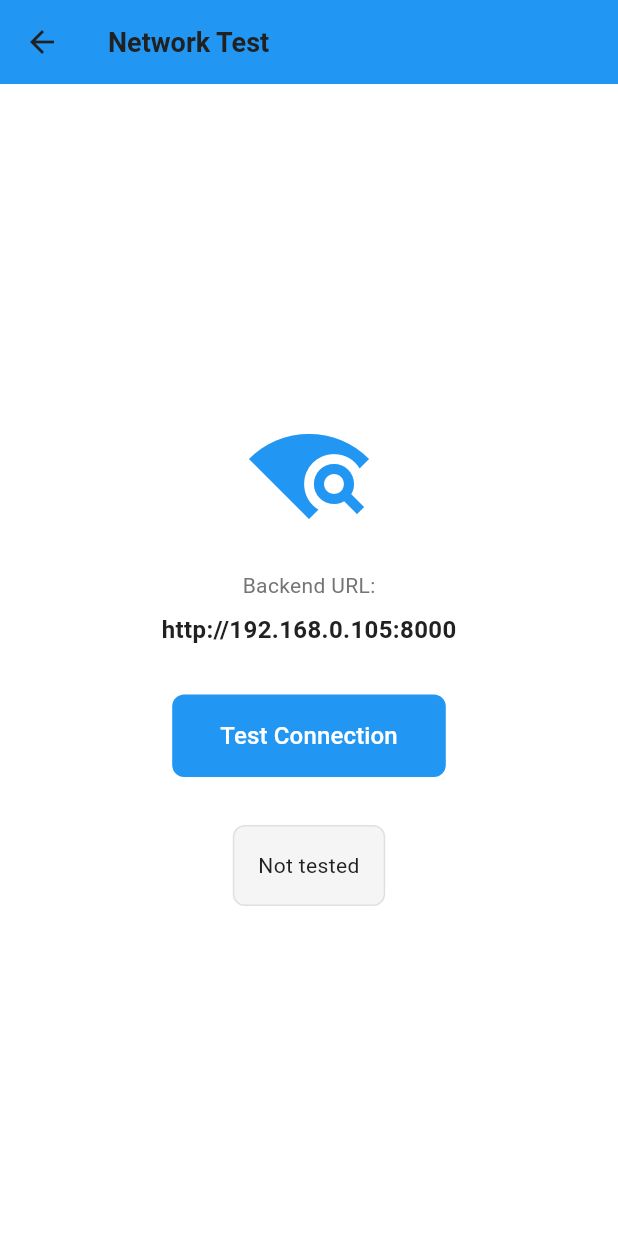
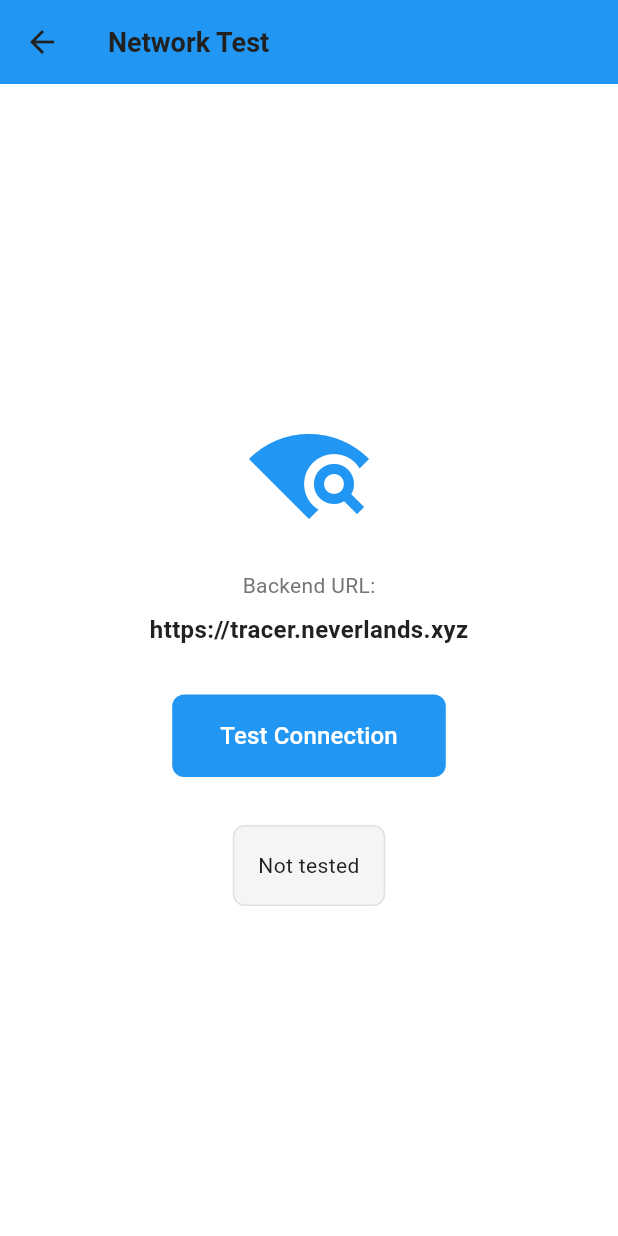
Before and after one commit to Fath10/tracerstudyitkmobile_kelompok8, a Flutter app: the screen it shows after launch, after a tap on "Login", after a tap on "Test Network Connection", on a phone screen of 412 x 824 dp. Run offline on Flutter 3.47's test engine with Material 3 defaults, Android fonts, the phone set to English and light mode, and no system bars; our stand-ins replace shared_preferences; accounts and stored records are empty; network calls fail.

Commit message:
integrasi ke backend server neverland

```diff
--- a/lib/config/api_config.dart
+++ b/lib/config/api_config.dart
@@ -1,3 +1,5 @@
+import 'dart:io' show Platform;
+
 import 'package:flutter/foundation.dart';
 
 import '../services/network_discovery.dart';
@@ -9,18 +11,25 @@ class ApiConfig {
 
   /// Set this to true for production deployment
   /// Set to false for local development
-  static const bool isProduction = false;
+  static const bool isProduction = true;
 
-  /// Your production backend URL (ngrok, Heroku, AWS, etc.)
-  /// Example: 'https://your-app.ngrok-free.app'
-  /// Example: 'https://your-app.herokuapp.com'
-  /// Example: 'https://api.yourdomain.com'
-  static const String productionUrl = 'https://your-backend-url.ngrok-free.app';
+  /// Production backend URL - Tracer Study ITK Server
+  static const String productionUrl = 'https://tracer.neverlands.xyz';
 
-  /// Local development fallback (when auto-discovery fails)
-  /// Use 10.0.2.2 for Android emulator (refers to host machine's localhost)
-  /// Use 127.0.0.1 for web/desktop development
-  static const String developmentFallback = 'http://127.0.0.1:8000';
+  /// Local development URLs
+  /// Android Emulator: Use 10.0.2.2 (refers to host machine's localhost)
+  /// iOS Simulator: Use localhost or 127.0.0.1
+  /// Physical Device: Use computer's local IP address
+  static String get developmentFallback {
+    if (kIsWeb) return 'http://localhost:4101';
+    try {
+      if (Platform.isAndroid) return 'http://10.0.2.2:4101';
+      if (Platform.isIOS) return 'http://localhost:4101';
+    } catch (e) {
+      // Platform not available (web)
+    }
+    return 'http://localhost:4101';
+  }
 
   // ============================================================================
 
@@ -80,7 +89,9 @@ class ApiConfig {
       }
 
       // Discovery failed, use fallback
-      debugPrint('⚠️ Auto-discovery failed, using fallback: $developmentFallback');
+      debugPrint(
+        '⚠️ Auto-discovery failed, using fallback: $developmentFallback',
+      );
       _discoveredBaseUrl = developmentFallback;
       return developmentFallback;
     } catch (e) {
@@ -132,7 +143,8 @@ class ApiConfig {
   static String surveyDetail(int id) => '/api/surveys/$id/';
 
   // Section endpoints
-  static String surveySections(int surveyId) => '/api/surveys/$surveyId/sections/';
+  static String surveySections(int surveyId) =>
+      '/api/surveys/$surveyId/sections/';
   static String sectionDetail(int surveyId, int sectionId) =>
       '/api/surveys/$surveyId/sections/$sectionId/';
 
@@ -145,18 +157,31 @@ class ApiConfig {
   // Program-specific question endpoints
   static String programSpecificQuestions(int surveyId, int programStudyId) =>
       '/api/surveys/$surveyId/programs/$programStudyId/questions/';
-  static String programSpecificQuestionDetail(int surveyId, int programStudyId, int questionId) =>
-      '/api/surveys/$surveyId/programs/$programStudyId/questions/$questionId/';
+  static String programSpecificQuestionDetail(
+    int surveyId,
+    int programStudyId,
+    int questionId,
+  ) => '/api/surveys/$surveyId/programs/$programStudyId/questions/$questionId/';
 
   // Answer endpoints
-  static String surveyAnswers(int surveyId) => '/api/surveys/$surveyId/answers/';
+  static String surveyAnswers(int surveyId) =>
+      '/api/surveys/$surveyId/answers/';
   static String answerDetail(int surveyId, int answerId) =>
       '/api/surveys/$surveyId/answers/$answerId/';
-  static String answersByQuestion(int surveyId, int sectionId, int questionId) =>
+  static String answersByQuestion(
+    int surveyId,
+    int sectionId,
+    int questionId,
+  ) =>
       '/api/surveys/$surveyId/sections/$sectionId/questions/$questionId/answers/';
-  static String answersByProgramQuestion(int surveyId, int programStudyId, int questionId) =>
+  static String answersByProgramQuestion(
+    int surveyId,
+    int programStudyId,
+    int questionId,
+  ) =>
       '/api/surveys/$surveyId/programs/$programStudyId/questions/$questionId/answers/';
-  static String surveyAnswersBulk(int surveyId) => '/api/surveys/$surveyId/answers/bulk/';
+  static String surveyAnswersBulk(int surveyId) =>
+      '/api/surveys/$surveyId/answers/bulk/';
 
   // Faculty endpoints
   static const String faculties = '/api/unit/faculties/';
--- a/lib/utils/pages/network_test_page.dart
+++ b/lib/utils/pages/network_test_page.dart
@@ -1,6 +1,9 @@
+import 'dart:convert';
+
 import 'package:flutter/material.dart';
 import 'package:http/http.dart' as http;
-import 'dart:convert';
+
+import '../../config/api_config.dart';
 
 class NetworkTestPage extends StatefulWidget {
   const NetworkTestPage({super.key});
@@ -12,7 +15,20 @@ class NetworkTestPage extends StatefulWidget {
 class _NetworkTestPageState extends State<NetworkTestPage> {
   String _status = 'Not tested';
   bool _isTesting = false;
-  final String _backendUrl = 'http://192.168.0.105:8000';
+  String _backendUrl = '';
+
+  @override
+  void initState() {
+    super.initState();
+    _loadBackendUrl();
+  }
+
+  Future<void> _loadBackendUrl() async {
+    final url = await ApiConfig.getBaseUrl();
+    setState(() {
+      _backendUrl = url;
+    });
+  }
 
   Future<void> _testConnection() async {
     setState(() {
@@ -21,15 +37,19 @@ class _NetworkTestPageState extends State<NetworkTestPage> {
     });
 
     try {
-      final response = await http.get(
-        Uri.parse('$_backendUrl/api/roles/'),
-        headers: {'Content-Type': 'application/json'},
-      ).timeout(const Duration(seconds: 5));
+      final url = await ApiConfig.getBaseUrl();
+      final response = await http
+          .get(
+            Uri.parse('$url/api/roles/'),
+            headers: {'Content-Type': 'application/json'},
+          )
+          .timeout(const Duration(seconds: 10));
 
       if (response.statusCode == 200) {
         final data = json.decode(response.body);
         setState(() {
-          _status = '✅ SUCCESS!\nBackend is reachable\nFound ${data.length} roles';
+          _status =
+              '✅ SUCCESS!\nBackend is reachable\nFound ${data.length} roles';
           _isTesting = false;
         });
       } else {
@@ -40,7 +60,8 @@ class _NetworkTestPageState extends State<NetworkTestPage> {
       }
     } catch (e) {
       setState(() {
-        _status = '❌ ERROR\n$e\n\nCheck:\n1. Backend running?\n2. Same WiFi?\n3. IP correct?';
+        _status =
+            '❌ ERROR\n$e\n\nCheck:\n1. Backend running?\n2. Internet connection?';
         _isTesting = false;
       });
     }
@@ -81,7 +102,10 @@ class _NetworkTestPageState extends State<NetworkTestPage> {
                   onPressed: _testConnection,
                   style: ElevatedButton.styleFrom(
                     backgroundColor: Colors.blue,
-                    padding: const EdgeInsets.symmetric(horizontal: 32, vertical: 16),
+                    padding: const EdgeInsets.symmetric(
+                      horizontal: 32,
+                      vertical: 16,
+                    ),
                   ),
                   child: const Text(
                     'Test Connection',
```
Also changed, not shown: pubspec.lock.
